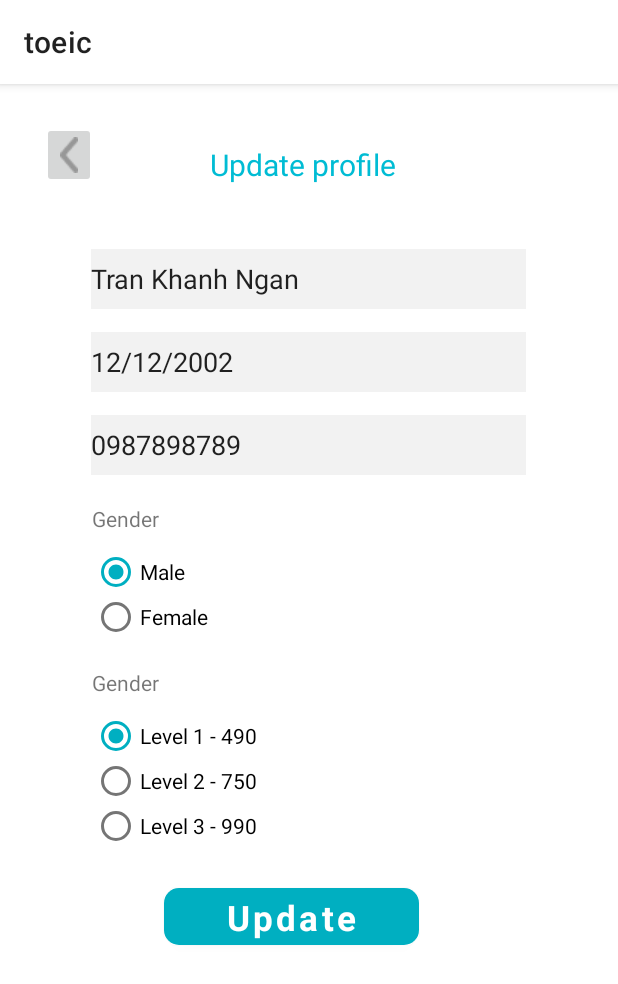
After one commit to phamthainb/toeic-app, an Android app: the UpdateProfile screen opened directly, with no data from a screen before it, on a phone screen of 412 x 824 dp. The commit adds this screen. Shown: the top 984 px of the screen. Run offline under Robolectric (Android 15) with nearby library versions, the phone set to English and light mode, and no system bars; libraries missing offline, so code that uses them is left out: com.loopj.android, cz.msebera.android; 2 statements that could not run were skipped.

Commit message:
ngan update

```diff
--- a/toeic/app/src/main/java/com/ptit/toeic/Part3Activity.java
+++ b/toeic/app/src/main/java/com/ptit/toeic/Part3Activity.java
@@ -39,7 +39,7 @@ import java.io.IOException;
 import java.util.ArrayList;
 
 import cz.msebera.android.httpclient.Header;
-import cz.msebera.android.httpclient.HttpResponse;
+
 
 public class Part3Activity extends AppCompatActivity {
     Gson gson = new Gson();
--- /dev/null
+++ b/toeic/app/src/main/java/com/ptit/toeic/UpdateProfile.java
@@ -0,0 +1,148 @@
+package com.ptit.toeic;
+
+import android.content.Intent;
+import android.os.Bundle;
+import android.view.View;
+import android.widget.Button;
+import android.widget.EditText;
+import android.widget.ImageButton;
+import android.widget.RadioButton;
+import android.widget.RadioGroup;
+import android.widget.Toast;
+
+import androidx.appcompat.app.AppCompatActivity;
+
+import com.loopj.android.http.RequestParams;
+import com.ptit.toeic.utils.CallAPI;
+
+import cz.msebera.android.httpclient.Header;
+import com.loopj.android.http.JsonHttpResponseHandler;
+import com.ptit.toeic.utils.MySharedPreferences;
+
+import org.json.JSONException;
+import org.json.JSONObject;
+
+
+public class UpdateProfile extends AppCompatActivity {
+    ImageButton btnBack;
+    Button btnUpdate;
+    EditText name, birthday, phone;
+    RadioGroup groupGender, groupTarget;
+    RadioButton radioGenderMale, radioGenderFemale, radioTarget1, radioTarget2, radioTarget3;
+    String gender, target;
+
+    @Override
+    protected void onCreate(Bundle savedInstanceState) {
+        super.onCreate(savedInstanceState);
+        setContentView(R.layout.update_profile);
+        btnBack = findViewById(R.id.btn_back);
+        getProfile();
+        btnBack.setOnClickListener(new View.OnClickListener() {
+            @Override
+            public void onClick(View view) {
+                Intent intent = new Intent(UpdateProfile.this, SettingPageNgan.class);
+                startActivity(intent);
+            }
+        });
+
+        name = findViewById(R.id.fill1);
+        name.setText("Tran Khanh Ngan");
+        birthday = findViewById(R.id.fill2);
+        birthday.setText("12/12/2002");
+        phone = findViewById(R.id.fill3);
+        phone.setText("0987898789");
+
+        groupGender = findViewById(R.id.gender_select);
+        groupTarget = findViewById(R.id.target_select);
+
+        radioGenderMale = findViewById(R.id.gender_male);
+        radioGenderFemale = findViewById(R.id.gender_female);
+        radioGenderMale.setChecked(true);
+        radioTarget1 = findViewById(R.id.target_level1);
+        radioTarget2 = findViewById(R.id.target_level2);
+        radioTarget3 = findViewById(R.id.target_level3);
+        radioTarget1.setChecked(true);
+
+        btnUpdate = findViewById(R.id.btnUpdate);
+
+
+        groupGender.setOnCheckedChangeListener(new RadioGroup.OnCheckedChangeListener() {
+            @Override
+            public void onCheckedChanged(RadioGroup group, int checkedId) {
+                gender = onGenderChange(group, checkedId);
+            }
+        });
+
+        groupTarget.setOnCheckedChangeListener(new RadioGroup.OnCheckedChangeListener() {
+            @Override
+            public void onCheckedChanged(RadioGroup group, int checkedId) {
+                target = onTargetChange(group, checkedId);
+            }
+        });
+
+        btnUpdate.setOnClickListener(new View.OnClickListener() {
+            @Override
+            public void onClick(View view) {
+
+                Toast.makeText(UpdateProfile.this, "Update profile successfully", Toast.LENGTH_SHORT).show();
+                Intent intent = new Intent(UpdateProfile.this, SettingPageNgan.class);
+                startActivity(intent);
+            }
+        });
+
+    }
+
+    private String onTargetChange(RadioGroup group, int checkedId) {
+        int checkedRadioId = group.getCheckedRadioButtonId();
+        String target = "";
+        if (checkedRadioId == R.id.target_level1) {
+            Toast.makeText(UpdateProfile.this, "level1", Toast.LENGTH_SHORT).show();
+            target = "level1";
+        } else if (checkedRadioId == R.id.target_level2) {
+            Toast.makeText(UpdateProfile.this, "level2", Toast.LENGTH_SHORT).show();
+            target = "level2";
+        } else if (checkedRadioId == R.id.target_level3) {
+            Toast.makeText(UpdateProfile.this, "level3", Toast.LENGTH_SHORT).show();
+            target = "level3";
+        }
+        return target;
+    }
+
+    private String onGenderChange(RadioGroup group, int checkedId) {
+        int checkedRadioId = group.getCheckedRadioButtonId();
+        String gender = "";
+        if (checkedRadioId == R.id.gender_male) {
+            Toast.makeText(UpdateProfile.this, "male", Toast.LENGTH_SHORT).show();
+            gender = "male";
+        } else if (checkedRadioId == R.id.gender_female) {
+            Toast.makeText(UpdateProfile.this, "female", Toast.LENGTH_SHORT).show();
+            gender = "female";
+        }
+        return gender;
+    }
+    public void getProfile() {
+        RequestParams params1 = new RequestParams();
+        new CallAPI(getApplicationContext()).getWithToken("/account/get_profile/", params1, new JsonHttpResponseHandler() {
+            @Override
+            public void onSuccess(int statusCode, Header[] headers, JSONObject response) {
+                Toast.makeText(UpdateProfile.this,"Call api",Toast.LENGTH_SHORT).show();
+                try {
+                    Toast.makeText(UpdateProfile.this,"Call api",Toast.LENGTH_SHORT).show();
+                   System.out.println("response : " + String.valueOf(response.getJSONObject("data").getInt("level")));
+                    int target = response.getJSONObject("data").getInt("level");
+
+                } catch (JSONException e) {
+                    e.printStackTrace();
+                }
+            }
+
+            @Override
+            public void onFailure(int statusCode, Header[] headers, Throwable throwable, JSONObject errorResponse) {
+                Toast.makeText(UpdateProfile.this,"Call api false",Toast.LENGTH_SHORT).show();
+                System.out.println("status + " + statusCode);
+                System.out.println("headers " + headers[0]);
+                System.out.println("error get target");
+            }
+        });
+    }
+}
--- /dev/null
+++ b/toeic/app/src/main/res/layout/update_profile.xml
@@ -0,0 +1,199 @@
+<?xml version="1.0" encoding="utf-8"?>
+<androidx.constraintlayout.widget.ConstraintLayout xmlns:android="http://schemas.android.com/apk/res/android"
+    xmlns:app="http://schemas.android.com/apk/res-auto"
+    xmlns:tools="http://schemas.android.com/tools"
+    android:layout_width="match_parent"
+    android:layout_height="match_parent">
+
+    <ImageButton
+        android:id="@+id/btn_back"
+        android:layout_width="wrap_content"
+        android:layout_height="wrap_content"
+        android:layout_marginStart="28dp"
+        android:layout_marginTop="25dp"
+        android:layout_marginEnd="109dp"
+        android:layout_marginBottom="25dp"
+        app:layout_constraintBottom_toTopOf="@+id/constraintLayout7"
+        app:layout_constraintEnd_toStartOf="@+id/textView"
+        app:layout_constraintStart_toStartOf="parent"
+        app:layout_constraintTop_toTopOf="parent"
+        app:srcCompat="@drawable/page9_setting_revert" />
+
+    <TextView
+        android:id="@+id/textView"
+        android:layout_width="wrap_content"
+        android:layout_height="wrap_content"
+        android:layout_marginStart="76dp"
+        android:layout_marginTop="40dp"
+        android:text="Update profile"
+        android:textColor="#00BCD4"
+        android:textSize="20sp"
+        app:layout_constraintStart_toEndOf="@+id/btn_back"
+        app:layout_constraintTop_toTopOf="parent" />
+
+    <androidx.constraintlayout.widget.ConstraintLayout
+        android:id="@+id/constraintLayout7"
+        android:layout_width="409dp"
+        android:layout_height="637dp"
+        android:layout_marginStart="1dp"
+        android:layout_marginTop="25dp"
+        android:background="@color/white"
+        app:layout_constraintStart_toStartOf="parent"
+        app:layout_constraintTop_toBottomOf="@+id/btn_back">
+
+        <EditText
+            android:id="@+id/fill1"
+            android:layout_width="290dp"
+            android:layout_height="40dp"
+            android:background="@color/gray1"
+            android:ems="10"
+            android:hint="   Name"
+            android:inputType="textEmailAddress"
+            android:text=""
+            app:cornerRadius="30dp"
+            app:layout_constraintBottom_toBottomOf="parent"
+            app:layout_constraintHorizontal_bias="0.495"
+            app:layout_constraintLeft_toLeftOf="parent"
+            app:layout_constraintRight_toRightOf="parent"
+            app:layout_constraintTop_toTopOf="parent"
+            app:layout_constraintVertical_bias="0.026" />
+
+        <EditText
+            android:id="@+id/fill2"
+            android:layout_width="290dp"
+            android:layout_height="40dp"
+            android:layout_marginTop="15dp"
+            android:background="@color/gray1"
+            android:ems="10"
+            android:hint="  Birthday"
+            android:inputType="date"
+            android:text=""
+            app:cornerRadius="30dp"
+            app:layout_constraintHorizontal_bias="0.495"
+            app:layout_constraintLeft_toLeftOf="parent"
+            app:layout_constraintRight_toRightOf="parent"
+            app:layout_constraintTop_toBottomOf="@id/fill1"
+            app:layout_constraintVertical_bias="0.053" />
+
+        <EditText
+            android:id="@+id/fill3"
+            android:layout_width="290dp"
+            android:layout_height="40dp"
+            android:layout_marginTop="15dp"
+            android:background="@color/gray1"
+            android:ems="10"
+            android:hint="  Phone number"
+            android:inputType="textEmailAddress"
+            android:text=""
+            app:cornerRadius="30dp"
+            app:layout_constraintHorizontal_bias="0.495"
+            app:layout_constraintLeft_toLeftOf="parent"
+            app:layout_constraintRight_toRightOf="parent"
+            app:layout_constraintTop_toBottomOf="@id/fill2"
+            app:layout_constraintVertical_bias="0.053" />
+
+        <TextView
+            android:id="@+id/gender_text"
+            android:layout_height="30dp"
+            android:layout_marginStart="16dp"
+            android:layout_marginLeft="16dp"
+            android:layout_marginTop="19dp"
+            android:layout_marginEnd="16dp"
+            android:layout_marginRight="16dp"
+            android:text="Gender"
+            android:layout_width="290dp"
+            app:layout_constraintEnd_toEndOf="parent"
+            app:layout_constraintStart_toStartOf="parent"
+            app:layout_constraintTop_toBottomOf="@+id/fill3" />
+
+        <RadioGroup
+            android:id="@+id/gender_select"
+            android:layout_height="wrap_content"
+            android:layout_marginStart="16dp"
+            android:layout_marginLeft="16dp"
+            android:layout_marginTop="0dp"
+            android:layout_marginEnd="16dp"
+            android:layout_marginRight="16dp"
+            app:layout_constraintEnd_toEndOf="parent"
+            android:layout_width="290dp"
+            app:layout_constraintStart_toStartOf="parent"
+            app:layout_constraintTop_toBottomOf="@+id/gender_text">
+
+            <RadioButton
+                android:id="@+id/gender_male"
+                android:layout_width="match_parent"
+                android:layout_height="30dp"
+                android:text="Male" />
+
+            <RadioButton
+                android:id="@+id/gender_female"
+                android:layout_width="match_parent"
+                android:layout_height="30dp"
+                android:text="Female" />
+        </RadioGroup>
+
+        <TextView
+            android:id="@+id/target_text"
+            android:layout_height="30dp"
+            android:layout_marginStart="16dp"
+            android:layout_marginLeft="16dp"
+            android:layout_marginTop="19dp"
+            android:layout_marginEnd="16dp"
+            android:layout_marginRight="16dp"
+            android:text="Gender"
+            android:layout_width="290dp"
+            app:layout_constraintEnd_toEndOf="parent"
+            app:layout_constraintStart_toStartOf="parent"
+            app:layout_constraintTop_toBottomOf="@+id/gender_select" />
+
+        <RadioGroup
+            android:id="@+id/target_select"
+            android:layout_height="wrap_content"
+            android:layout_marginStart="16dp"
+            android:layout_marginLeft="16dp"
+            android:layout_marginTop="0dp"
+            android:layout_marginEnd="16dp"
+            android:layout_marginRight="16dp"
+            app:layout_constraintEnd_toEndOf="parent"
+            android:layout_width="290dp"
+            app:layout_constraintStart_toStartOf="parent"
+            app:layout_constraintTop_toBottomOf="@+id/target_text">
+
+            <RadioButton
+                android:id="@+id/target_level1"
+                android:layout_width="match_parent"
+                android:layout_height="30dp"
+                android:text="Level 1 - 490" />
+
+            <RadioButton
+                android:id="@+id/target_level2"
+                android:layout_width="match_parent"
+                android:layout_height="30dp"
+                android:text="Level 2 - 750" />
+            <RadioButton
+                android:id="@+id/target_level3"
+                android:layout_width="match_parent"
+                android:layout_height="30dp"
+                android:text="Level 3 - 990" />
+        </RadioGroup>
+
+        <Button
+            android:id="@+id/btnUpdate"
+            style="@style/MyButton"
+            android:layout_width="170dp"
+            android:layout_height="50dp"
+            android:layout_marginTop="15dp"
+            android:text="Update"
+            app:cornerRadius="10dp"
+            app:layout_constraintBottom_toBottomOf="parent"
+            app:layout_constraintHorizontal_bias="0.451"
+            app:layout_constraintLeft_toLeftOf="parent"
+            app:layout_constraintRight_toRightOf="parent"
+            app:layout_constraintTop_toBottomOf="@+id/target_select"
+            app:layout_constraintVertical_bias="0.036" />
+
+
+    </androidx.constraintlayout.widget.ConstraintLayout>
+
+
+</androidx.constraintlayout.widget.ConstraintLayout>
```
Also changed, not shown: toeic/app/src/main/AndroidManifest.xml (+10 -0 lines), toeic/app/src/main/java/com/ptit/toeic/ChangePassword.java (added, +56 -0 lines), toeic/app/src/main/java/com/ptit/toeic/MainActivity.java (+7 -2 lines), toeic/app/src/main/java/com/ptit/toeic/SettingPageNgan.java (added, +38 -0 lines), toeic/app/src/main/res/layout/change_password.xml (added, +159 -0 lines), toeic/app/src/main/res/layout/page9_setting.xml (+25 -2 lines).
